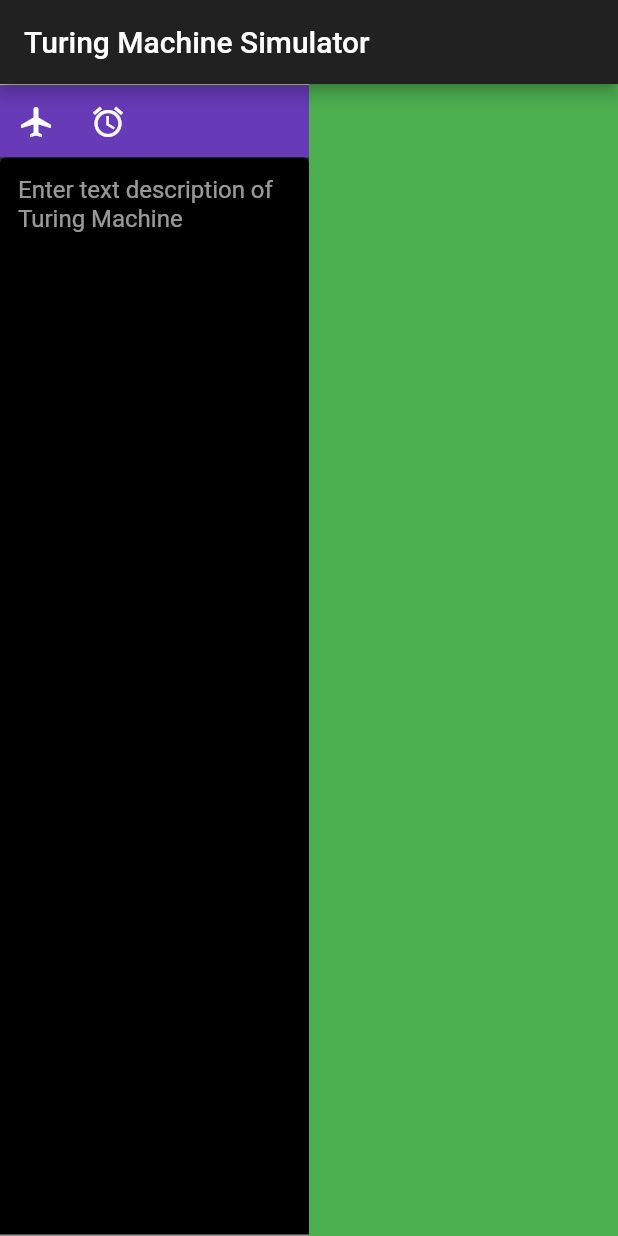
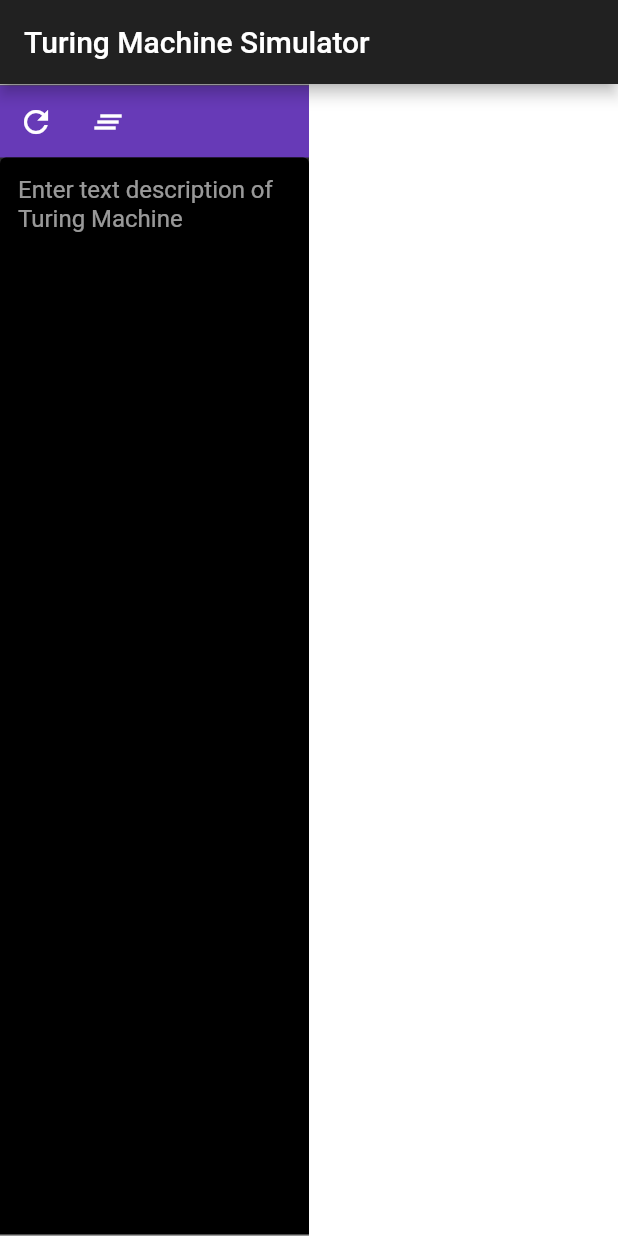
Before and after one commit to groupsvkg/turing-machine, a Flutter app: the screen it shows after launch, on a phone screen of 412 x 824 dp. Run offline on Flutter 3.47's test engine with Material 2 defaults, Android fonts, the phone set to English and light mode, and no system bars; our stand-ins replace auto_route, bloc, flutter_bloc, freezed_annotation, get_it, injectable.

Commit message:
Text update working through Bloc

```diff
--- /dev/null
+++ b/tms/analysis_options.yaml
@@ -0,0 +1,4 @@
+analyzer:
+  exclude:
+    - "**/*.g.dart"
+    - "**/*.freezed.dart"
--- /dev/null
+++ b/tms/lib/application/home_page/home_page_event.dart
@@ -0,0 +1,8 @@
+part of 'home_page_bloc.dart';
+
+@freezed
+abstract class HomePageEvent with _$HomePageEvent {
+  const factory HomePageEvent.initialized(String description) = Initialized;
+  const factory HomePageEvent.descriptionChanged(String description) =
+      DescriptionChanged;
+}
--- /dev/null
+++ b/tms/lib/application/home_page/home_page_state.dart
@@ -0,0 +1,7 @@
+part of 'home_page_bloc.dart';
+
+@freezed
+abstract class HomePageState with _$HomePageState {
+  const factory HomePageState.initial() = Initial;
+  const factory HomePageState.description(String description) = Description;
+}
--- a/tms/lib/presentation/pages/home_page.dart
+++ b/tms/lib/presentation/pages/home_page.dart
@@ -1,60 +1,29 @@
 import 'package:flutter/material.dart';
+import 'package:flutter_bloc/flutter_bloc.dart';
+import 'package:tms/application/home_page/home_page_bloc.dart';
+import 'package:tms/injection.dart';
+import 'package:tms/presentation/widgets/code_editor_widget.dart';
+import 'package:tms/presentation/widgets/tm_render_widget.dart';
 
 class HomePage extends StatelessWidget {
   HomePage({Key? key}) : super(key: key);
 
   @override
   Widget build(BuildContext context) {
-    return Scaffold(
+    return BlocProvider(
+      lazy: false,
+      create: (context) =>
+          getIt<HomePageBloc>()..add(HomePageEvent.initialized('')),
+      child: Scaffold(
         appBar: AppBar(
           title: Text('Turing Machine Simulator'),
         ),
         body: Row(
           children: [
-          Expanded(
-            child: Column(
-              children: [
-                Divider(
-                  color: Colors.white,
-                  height: 1,
-                ),
-                Material(
-                  elevation: 5,
-                  color: Colors.deepPurple,
-                  child: Row(
-                    children: [
-                      IconButton(
-                        onPressed: () {},
-                        icon: Icon(Icons.airplanemode_on_sharp),
-                      ),
-                      IconButton(
-                        onPressed: () {},
-                        icon: Icon(Icons.access_alarm_sharp),
-                      )
+            CodeEditorWidget(),
+            TmRenderWidget(),
           ],
         ),
-                ),
-                Expanded(
-                  child: TextField(
-                    maxLines: 44,
-                    style: TextStyle(color: Colors.white),
-                    decoration: InputDecoration(
-                      hintText: "Enter text description of Turing Machine",
-                      fillColor: Colors.black,
-                      filled: true,
-                      focusedBorder: InputBorder.none,
-                    ),
-                  ),
-                )
-              ],
-            ),
-          ),
-          Expanded(
-            child: Container(
-              color: Colors.green,
-            ),
-          ),
-        ],
       ),
     );
   }
--- /dev/null
+++ b/tms/lib/presentation/widgets/code_editor_widget.dart
@@ -0,0 +1,53 @@
+import 'package:flutter/material.dart';
+import 'package:flutter_bloc/flutter_bloc.dart';
+import 'package:tms/application/home_page/home_page_bloc.dart';
+
+class CodeEditorWidget extends StatelessWidget {
+  const CodeEditorWidget({Key? key}) : super(key: key);
+
+  @override
+  Widget build(BuildContext context) {
+    return Expanded(
+      child: Column(
+        children: [
+          Divider(
+            color: Colors.white,
+            height: 1,
+          ),
+          Material(
+            elevation: 5,
+            color: Colors.deepPurple,
+            child: Row(
+              children: [
+                IconButton(
+                  onPressed: () {},
+                  icon: Icon(Icons.refresh),
+                ),
+                IconButton(
+                  onPressed: () {},
+                  icon: Icon(Icons.clear_all),
+                )
+              ],
+            ),
+          ),
+          Expanded(
+            child: TextField(
+              maxLines: 44,
+              style: TextStyle(color: Colors.white),
+              decoration: InputDecoration(
+                hintText: "Enter text description of Turing Machine",
+                fillColor: Colors.black,
+                filled: true,
+                focusedBorder: InputBorder.none,
+              ),
+              onChanged: (description) {
+                BlocProvider.of<HomePageBloc>(context)
+                  ..add(HomePageEvent.descriptionChanged(description));
+              },
+            ),
+          )
+        ],
+      ),
+    );
+  }
+}
--- /dev/null
+++ b/tms/lib/presentation/widgets/tm_render_widget.dart
@@ -0,0 +1,35 @@
+import 'package:flutter/material.dart';
+import 'package:flutter_bloc/flutter_bloc.dart';
+import 'package:tms/application/home_page/home_page_bloc.dart';
+
+class TmRenderWidget extends StatelessWidget {
+  const TmRenderWidget({Key? key}) : super(key: key);
+
+  @override
+  Widget build(BuildContext context) {
+    return BlocBuilder<HomePageBloc, HomePageState>(
+      buildWhen: (previousState, state) {
+        return previousState != state;
+      },
+      builder: (context, state) {
+        return Expanded(
+          child: Container(
+            height: MediaQuery.of(context).size.height,
+            child: Padding(
+              padding: const EdgeInsets.all(8.0),
+              child: state.map(
+                  initial: (Initial value) {},
+                  description: (Description description) {
+                    return Text(
+                      description.description,
+                      style: TextStyle(color: Colors.black),
+                    );
+                  }),
+            ),
+            color: Colors.white,
+          ),
+        );
+      },
+    );
+  }
+}
```
Also changed, not shown: tms/lib/application/home_page/home_page_bloc.dart (added, +28 -0 lines), tms/lib/application/home_page/home_page_bloc.freezed.dart (added), tms/lib/injection.config.dart. Lines whose indentation alone changed are shown as unchanged.
